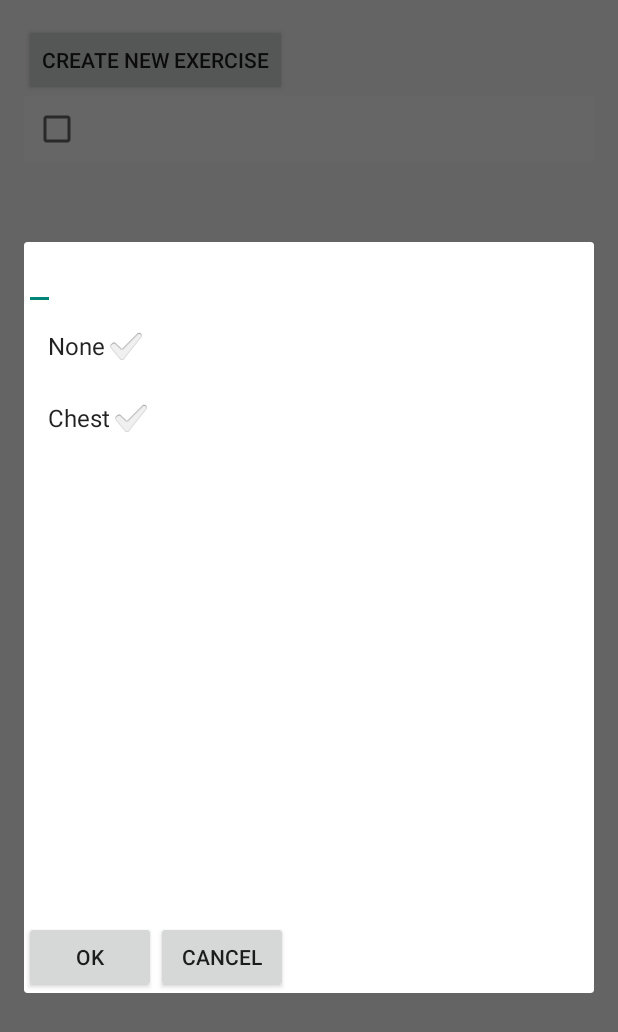
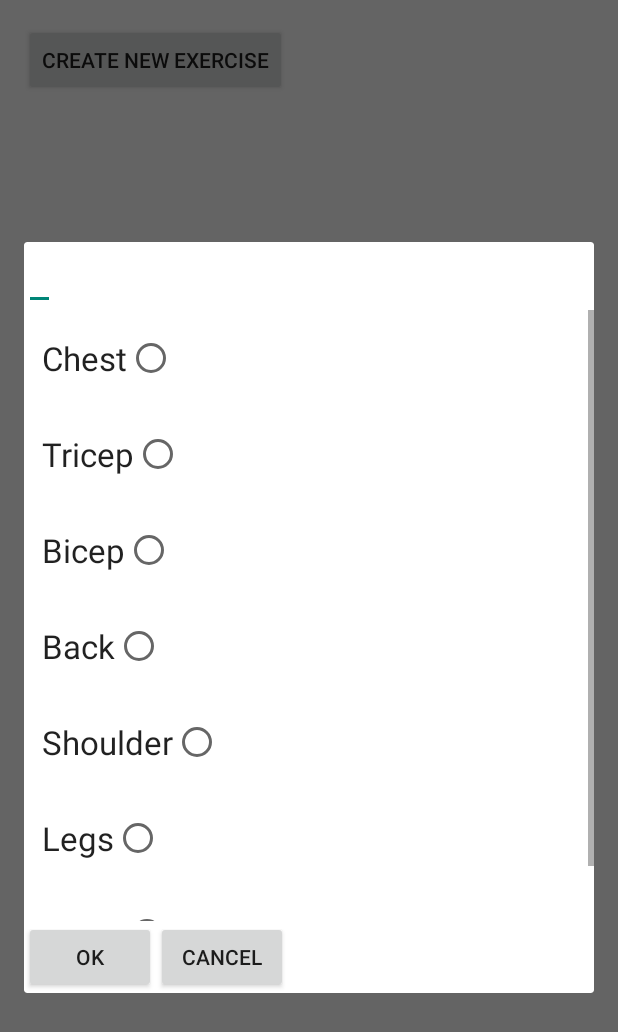
Before and after one commit to qetuop/TestApp, an Android app: the ExerciseSelection screen opened directly, with no data from a screen before it, after a tap on "CREATE NEW EXERCISE", on a phone screen of 412 x 824 dp. Shown: the top 1032 px of the screen. Run offline under Robolectric (Android 15) with nearby library versions, the phone set to English and light mode, and no system bars.

Commit message:
set type in exercise creation, add to sql

```diff
--- a/app/src/main/java/com/softtec/testapp/ExerciseCreationDialog.java
+++ b/app/src/main/java/com/softtec/testapp/ExerciseCreationDialog.java
@@ -7,6 +7,7 @@ import android.os.Bundle;
 import android.support.v4.app.DialogFragment;
 import android.app.AlertDialog;
 import android.util.Log;
+import android.util.SparseBooleanArray;
 import android.view.LayoutInflater;
 import android.view.View;
 import android.view.ViewGroup;
@@ -20,6 +21,8 @@ import android.widget.ListView;
 import android.widget.TextView;
 import android.widget.Toast;
 
+import java.util.ArrayList;
+import java.util.Arrays;
 import java.util.List;
 
 import static android.widget.Toast.makeText;
@@ -32,7 +35,10 @@ public class ExerciseCreationDialog extends DialogFragment  implements OnClickLi
     private Button btnOk;
     private Button btnCancel;
     private EditText etName;
-    private ListView lvType;
+
+    private ListView mTypeListView;
+    private ArrayList<String> mTypeArrayList;
+    private ArrayAdapter<String> mTypeArrayAdapter;
 
     // Use this instance of the interface to deliver action events
     private NoticeDialogListener mListener;
@@ -110,20 +116,23 @@ public class ExerciseCreationDialog extends DialogFragment  implements OnClickLi
 
 
         // Get ListView object from xml
-        ListView listView = (ListView) v.findViewById(R.id.newExerciseType);
+        mTypeListView = (ListView) v.findViewById(R.id.newExerciseType);
+        mTypeListView.setChoiceMode(ListView.CHOICE_MODE_SINGLE);
 
         // Defined Array values to show in ListView
+        // "None",
+        // "--------",
+        // TODO: add these to ?sql?, allow user to define them?
         String[] values = new String[] {
-                "None",
-                //"-----Separator---",
                 "Chest",
-             /*   "Tricep",
+                "Tricep",
                 "Bicep",
                 "Back",
                 "Shoulder",
                 "Legs",
-                "Other"*/
+                "Other"
         };
+        mTypeArrayList = new ArrayList<String>(Arrays.asList(values));
 
         // Define a new Adapter
         // First parameter - Context
@@ -131,11 +140,15 @@ public class ExerciseCreationDialog extends DialogFragment  implements OnClickLi
         // Third parameter - ID of the TextView to which the data is written
         // Forth - the Array of data
 
-        ArrayAdapter<String> adapter = new ArrayAdapter<String>(this.getActivity(), android.R.layout.simple_list_item_checked, android.R.id.text1, values);
+        mTypeArrayAdapter = new ArrayAdapter<String>(
+                this.getActivity(),
+                android.R.layout.select_dialog_singlechoice,
+                android.R.id.text1,
+                mTypeArrayList);
 
 
         // Assign adapter to ListView
-        listView.setAdapter(adapter);
+        mTypeListView.setAdapter(mTypeArrayAdapter);
         return v;
 
     }
@@ -165,6 +178,29 @@ public class ExerciseCreationDialog extends DialogFragment  implements OnClickLi
                 Exercise exercise = new Exercise();
                 exercise.setExerciseName(name);
 
+                // TODO: for now take only one selection, future = multiple
+                SparseBooleanArray checked = mTypeListView.getCheckedItemPositions();
+                ArrayList<String> selectedItems = new ArrayList<String>();
+                for (int i = 0; i < checked.size(); i++) {
+                    // Item position in adapter
+                    int position = checked.keyAt(i);
+                    // Add sport if it is checked i.e.) == TRUE!
+                    if (checked.valueAt(i))
+                        selectedItems.add(mTypeArrayAdapter.getItem(position));
+                }
+
+                String[] outputStrArr = new String[selectedItems.size()];
+
+                for (int i = 0; i < selectedItems.size(); i++) {
+                    outputStrArr[i] = selectedItems.get(i);
+                    Log.d("mine", outputStrArr[i]);
+                    String type = outputStrArr[i];
+                    exercise.setExerciseType(type);
+                }
+
+
+
+
                 // validate entry
 
                 // create Exercise Object
--- a/app/src/main/java/com/softtec/testapp/ExerciseSelection.java
+++ b/app/src/main/java/com/softtec/testapp/ExerciseSelection.java
@@ -41,7 +41,7 @@ public class ExerciseSelection extends FragmentActivity
 
         mExercisesDataSource = new ExercisesDataSource(this);
         mExercisesDataSource.open();
-        //mExercisesDataSource.clear(); // TODO: remove this
+//        mExercisesDataSource.clear(); // TODO: remove this
 
         mExerciseArrayList = (ArrayList) mExercisesDataSource.getAllExercises();
         mExerciseAdapter = new ExerciseAdapter(this, mExerciseArrayList);
--- a/app/src/main/java/com/softtec/testapp/ExercisesSQLiteHelper.java
+++ b/app/src/main/java/com/softtec/testapp/ExercisesSQLiteHelper.java
@@ -13,6 +13,7 @@ public class ExercisesSQLiteHelper extends SQLiteOpenHelper {
     public static final String TABLE_EXERCISES = "exercises";
     public static final String COLUMN_ID = "_id";
     public static final String COLUMN_EXERCISE_NAME = "exercise_name";
+    public static final String COLUMN_EXERCISE_TYPE = "exercise_type";
 
     private static final String DATABASE_NAME = TABLE_EXERCISES + ".db";
     private static final int DATABASE_VERSION = 1;
@@ -20,7 +21,9 @@ public class ExercisesSQLiteHelper extends SQLiteOpenHelper {
     // Database creation sql statement
     private static final String DATABASE_CREATE = "create table " + TABLE_EXERCISES
             + "(" + COLUMN_ID + " integer primary key autoincrement, "
-            + COLUMN_EXERCISE_NAME + " text not null);";
+            + COLUMN_EXERCISE_NAME + " text not null, "
+            + COLUMN_EXERCISE_TYPE + " text not null"
+            +");";
 
     public ExercisesSQLiteHelper(Context context) {
         super(context, DATABASE_NAME, null, DATABASE_VERSION);
```
Also changed, not shown: app/src/main/java/com/softtec/testapp/Exercise.java (+9 -3 lines), app/src/main/java/com/softtec/testapp/ExercisesDataSource.java (+15 -22 lines).
